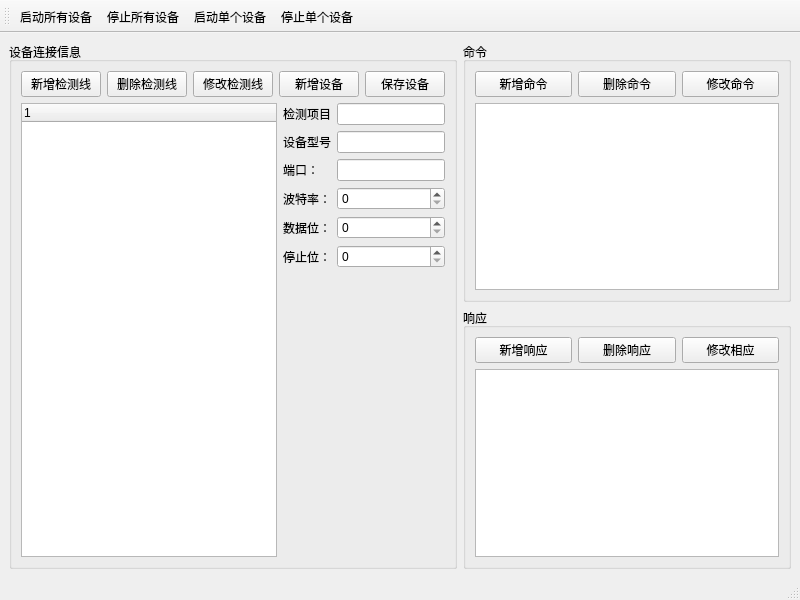
First picture: the form in kdCarCheckDevSimulator/kdCarCheckDevSimulator.ui, repository bkdwei/kdCarCheckDevSimulator, before the edit.
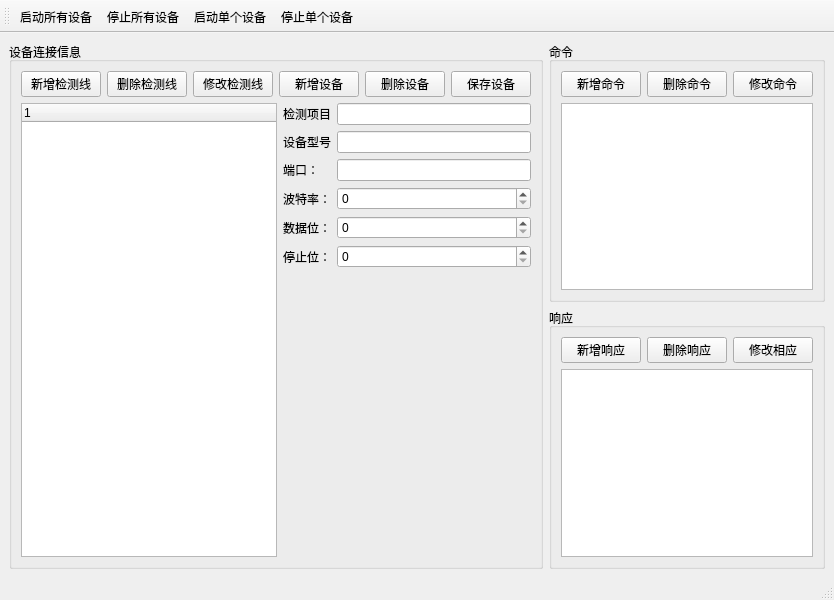
Second picture: the form after the edit.

Commit message: 完成检测设备的增删改

```diff
--- a/kdCarCheckDevSimulator/kdCarCheckDevSimulator.ui
+++ b/kdCarCheckDevSimulator/kdCarCheckDevSimulator.ui
@@ -51,6 +51,13 @@
            </property>
           </widget>
          </item>
+         <item>
+          <widget class="QPushButton" name="pb_del_device">
+           <property name="text">
+            <string>删除设备</string>
+           </property>
+          </widget>
+         </item>
          <item>
           <widget class="QPushButton" name="pb_save_device">
            <property name="text">
```
Left out of the diff: 6 changed lines with no effect on the pictures. The commit also changes 4 other files.
